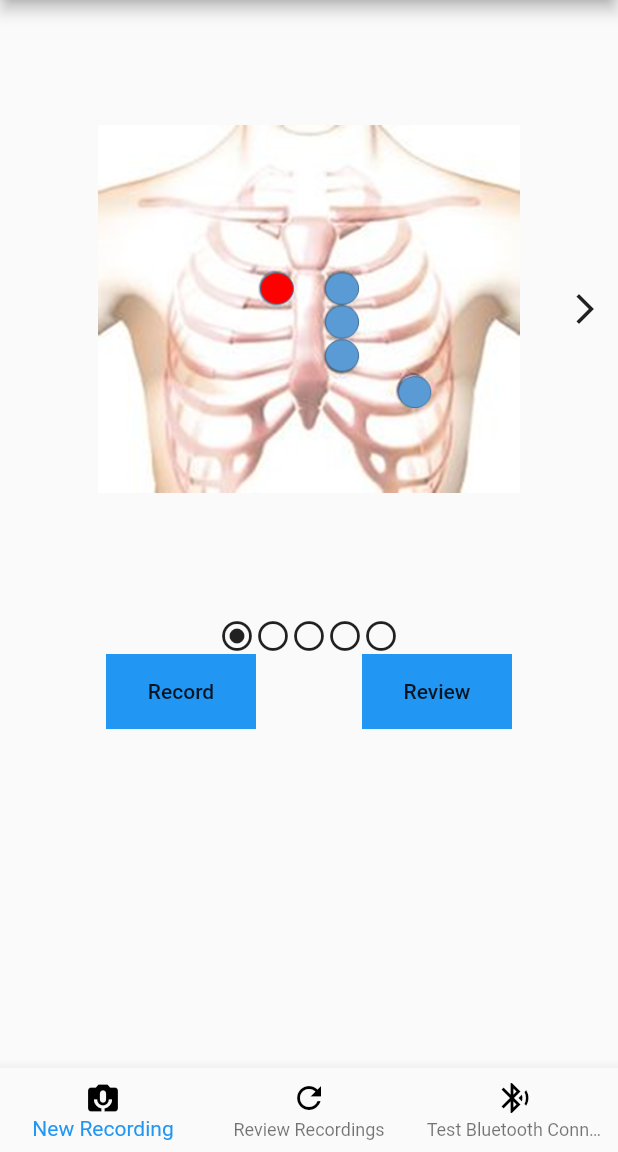
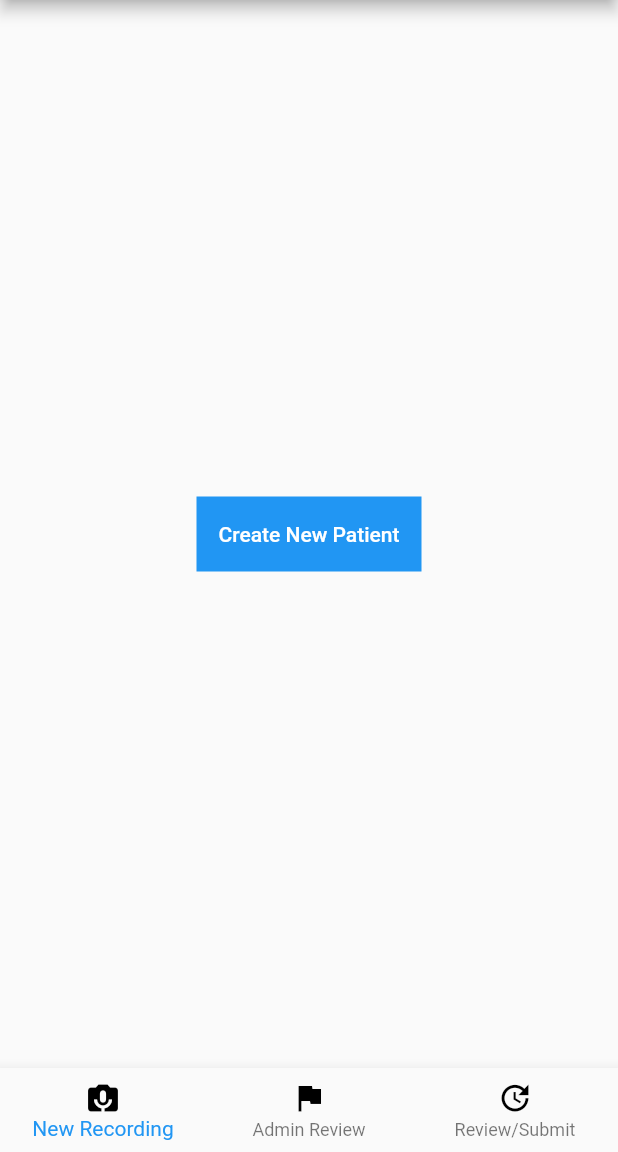
Before and after one commit to Rockwell-Holbrook/nursing_capstone, a Flutter app: the screen it shows after launch, on a phone screen of 412 x 824 dp, the part 84-1236 px from its top. Run offline on Flutter 3.47's test engine with Material 2 defaults, Android fonts, the phone set to English and light mode, and no system bars; our stand-ins replace audioplayers, dio, file, flutter_bluetooth_serial, shared_preferences; missing offline and left inert: amazon_cognito_identity_dart, flutter_audio_recorder, oscilloscope; statements that could not run were skipped; project files that could hold a hidden picture were left out.

Commit message:
Updating Home UI

```diff
--- a/mobile/lib/pages/home.dart
+++ b/mobile/lib/pages/home.dart
@@ -1,5 +1,6 @@
 import 'dart:async';
 import 'package:flutter/material.dart';
+import 'package:mobile/data/networkRepo.dart';
 import 'dart:io';
 import 'package:mobile/widgets/carousel_dots.dart';
 import 'package:mobile/widgets/select_device.dart';
@@ -12,6 +13,7 @@ import 'package:mobile/widgets/recording_tile.dart';
 import 'package:mobile/widgets/filter.dart';
 import 'package:flutter_bluetooth_serial/flutter_bluetooth_serial.dart';
 import 'package:mobile/widgets/ExistingRecordingList.dart';
+import '../data/user.dart';
 
 class Home extends StatefulWidget {
   @override
@@ -34,11 +36,17 @@ class _HomeState extends State<Home> {
 
   GlobalKey<CarouselDotsState> _keyChild = GlobalKey();
 
+  bool _currentlyRecording;
+  String _patientId;
+
   void initState() {
     super.initState();
     _admin = true;
     _pageNumber = 0;
     _carouselPage = 0;
+
+    _currentlyRecording = false;
+    _patientId = '';
 
     FlutterBluetoothSerial.instance.state.then((state) {
       setState(() { _bluetoothState = state; });
@@ -80,12 +88,12 @@ class _HomeState extends State<Home> {
       title: new Text('New Recording')
     ),
     BottomNavigationBarItem(
-      icon: Icon(Icons.refresh,color: Color.fromARGB(255, 0, 0, 0)),
-      title: new Text('Review Recordings')
+      icon: Icon(Icons.flag,color: Color.fromARGB(255, 0, 0, 0)),
+      title: new Text('Admin Review')
     ),
     BottomNavigationBarItem(
-      icon: Icon(Icons.bluetooth_audio,color: Color.fromARGB(255, 0, 0, 0)),
-      title: new Text('Test Bluetooth Connection')
+      icon: Icon(Icons.update, color: Color.fromARGB(255, 0, 0, 0)),
+      title: new Text('Review/Submit')
     )
   ];
 
@@ -165,7 +173,7 @@ class _HomeState extends State<Home> {
     //   bytes.add(audio[i].toInt());
     // }
     if (audio != null) {
-      WavGenerator wav = new WavGenerator("soundFileSample$_carouselPage", audio);
+      WavGenerator wav = new WavGenerator("$_patientId/soundFileSample$_carouselPage", audio);
     }
   }
 
@@ -182,7 +190,8 @@ class _HomeState extends State<Home> {
       body: IndexedStack(
         index: _pageNumber,
         children: <Widget>[
-          Column(
+          (_currentlyRecording)
+          ? Column(
             children: <Widget>[
               Carousel(
                 callback: (index) {
@@ -191,7 +200,13 @@ class _HomeState extends State<Home> {
                   });
                   _keyChild.currentState.changeDots(index);
                 },
-                submit: () {print('submit');},
+                submit: () {
+                  print('submit');
+                  setState(() {
+                    _patientId = '';
+                    _currentlyRecording = false;
+                  });
+                },
               ),
               CarouselDots(_keyChild),
               Row(
@@ -238,8 +253,30 @@ class _HomeState extends State<Home> {
               ),
               //BeatsForm(),
             ],
+          )
+          : Container(
+            child: FlatButton(
+              child: Center(
+                child: Container(
+                  height: 50,
+                  width: 150,
+                  color: Colors.blue,
+                  child: Center(
+                    child: Text('Create New Patient', style: TextStyle(color: Colors.white),)
+                  )
+                )
+              ),
+              onPressed: () async {
+                // User user = new User();
+                // await user.init();
+                String holderId = await new_patient('test@test.com');//user.username
+                setState(() {
+                  _patientId = holderId;
+                  _currentlyRecording = true;
+                });
+              },
+            ),
           ),
-
           //index two
           (_admin) ? RecordingTile(
               callback: (){},
```
Also changed, not shown: 1 other file.
